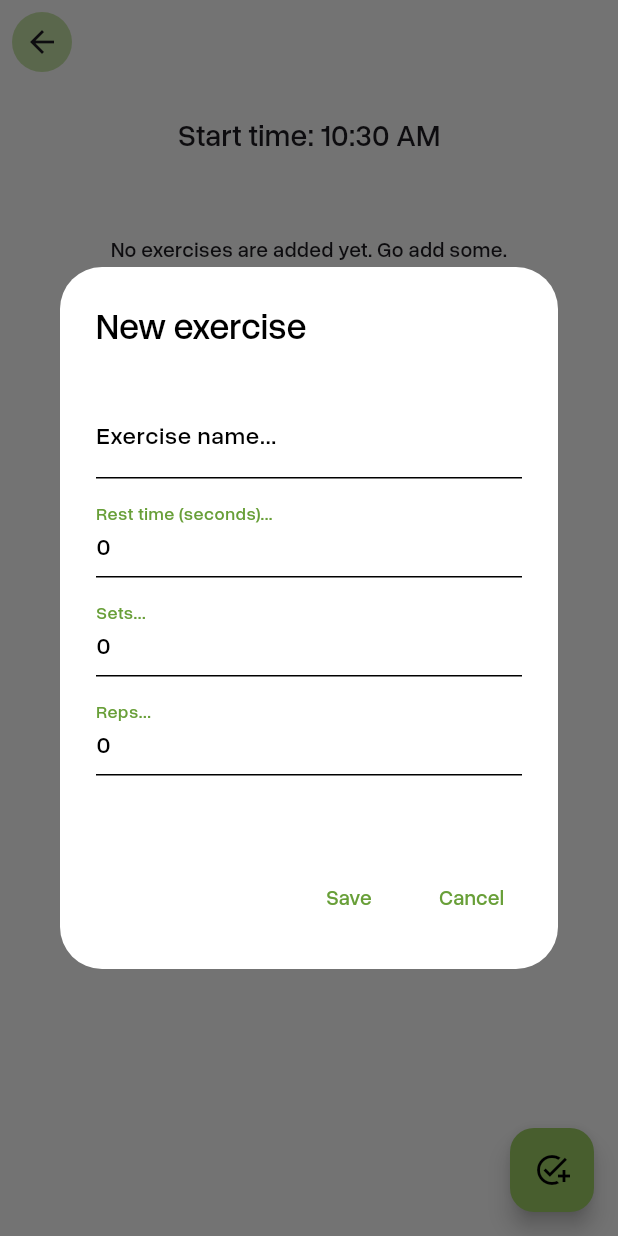
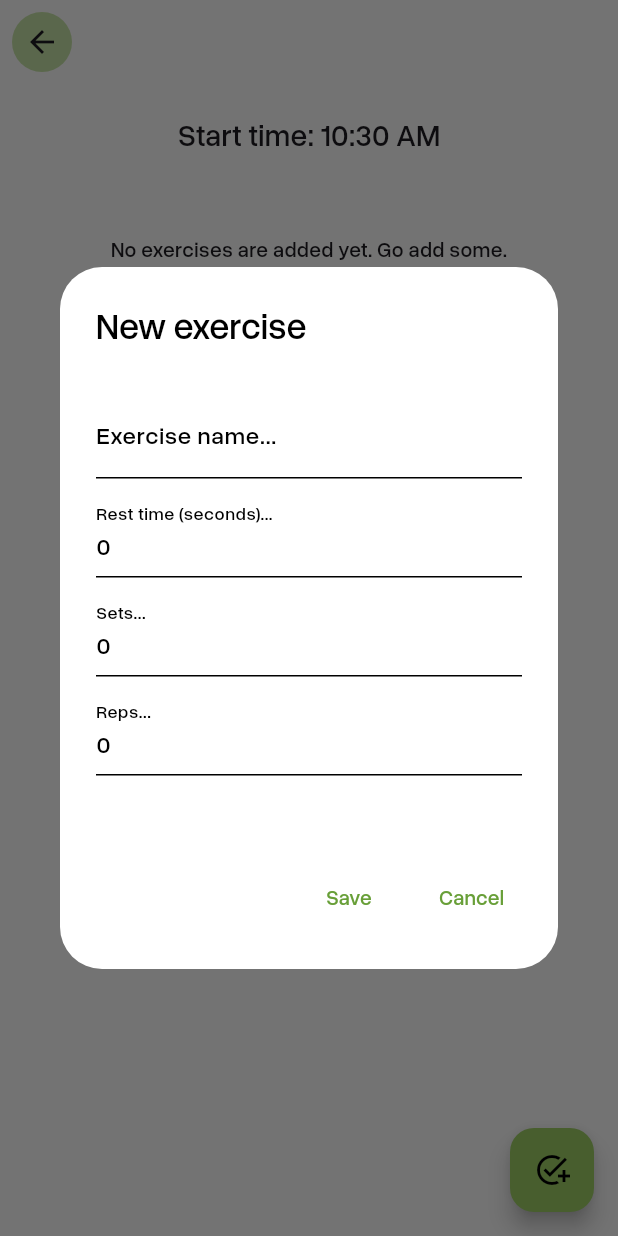
Before and after one commit to mantot-123/gym_workout_finder_tracker_app_flutter, a Flutter app: the RoutineDetailsPage screen opened directly with empty values, after a tap on the "add task" icon, on a phone screen of 412 x 824 dp. Run offline on Flutter 3.47's test engine with Material 3 defaults, Android fonts, the phone set to English and light mode, and no system bars; our stand-ins replace hive, hive_flutter, loading_animation_widget; accounts and stored records are empty; statements that could not run were skipped.

Commit message:
refactor: Refactored UI widgets to use the theme data specified in the MaterialApp widget in "main.dart" file

```diff
--- a/lib/widgets/ui/ui_input_box.dart
+++ b/lib/widgets/ui/ui_input_box.dart
@@ -10,14 +10,9 @@ class UIInputBox extends StatelessWidget {
   @override
   Widget build(BuildContext context) {
     return TextField(
-      // decoration: InputDecoration(hintText: "Type your name here..."),
       decoration: InputDecoration(
-        floatingLabelStyle: TextStyle(color: Colors.lightGreen.shade700),
-        focusedBorder: OutlineInputBorder(borderSide: BorderSide(color: Colors.lightGreen.shade900)),
-        label: Text(this.label)
+        label: Text(label)
       ),
-      cursorColor: Colors.lightGreen.shade900,
-      // cursorColor: Colors.lightGreen.shade900,
       controller: controller,
       keyboardType: inputType == 1 ? TextInputType.number : TextInputType.text,
     );
--- a/lib/widgets/ui/ui_scaffold.dart
+++ b/lib/widgets/ui/ui_scaffold.dart
@@ -11,12 +11,8 @@ class UIScaffold extends StatelessWidget {
   @override
   Widget build(BuildContext context) {
     return Scaffold(
-      backgroundColor: Colors.grey.shade50,
       appBar: AppBar(
-        backgroundColor: Colors.grey.shade50,
-        title: Text(appBarTitle, style: TextStyle(
-          fontFamily: "Overused Grotesk Medium"
-        )),
+        title: Text(appBarTitle),
         actions: appBarActions ?? []
       ),
       body: body,
```
Also changed, not shown: lib/main.dart (+26 -7 lines), lib/widgets/ui/ui_button.dart (+1 -6 lines).
